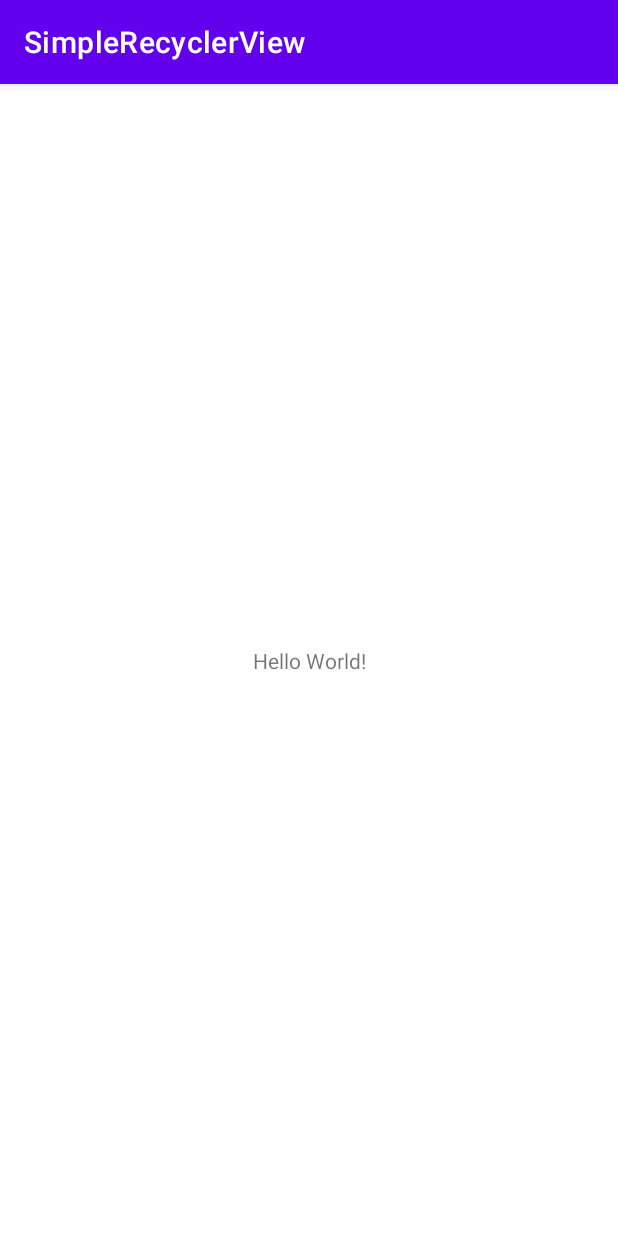
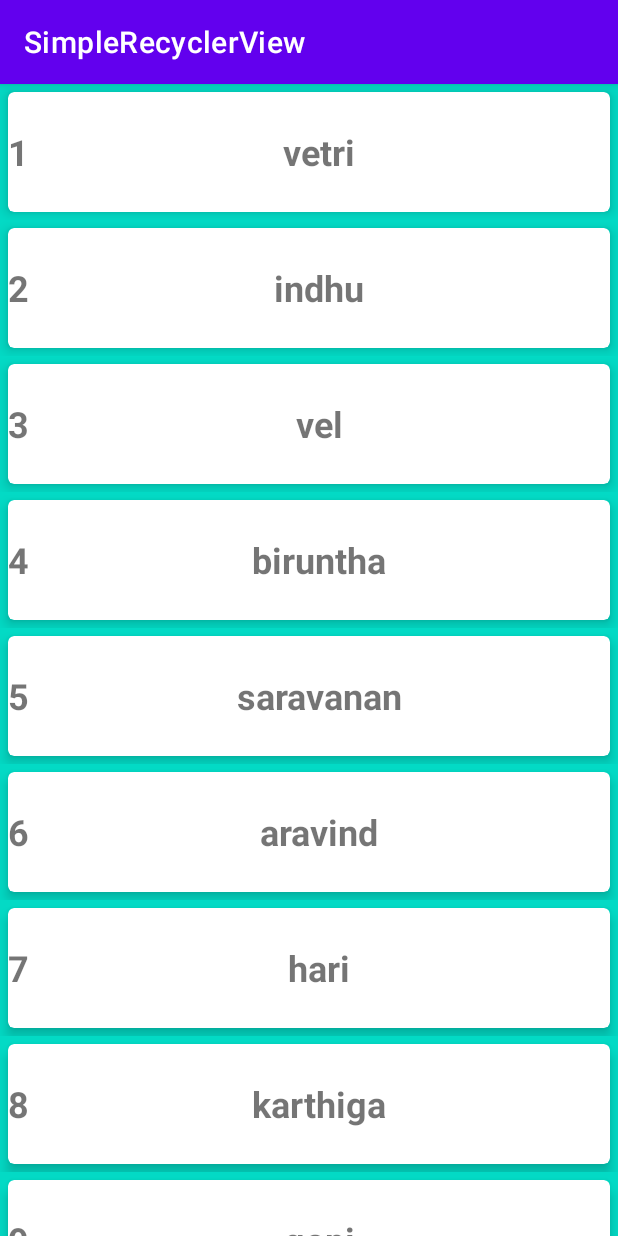
Before and after one commit to Micoder-dev/11-Simple-Recycler-View, an Android app: the screen it shows after launch (MainActivity), on a phone screen of 412 x 824 dp. Run offline under Robolectric (Android 15) with nearby library versions, the phone set to English and light mode, and no system bars.

Commit message:
RecyclerView UI & Backend completed successfully

```diff
--- a/app/build.gradle
+++ b/app/build.gradle
@@ -35,4 +35,7 @@ dependencies {
     testImplementation 'junit:junit:4.13.2'
     androidTestImplementation 'androidx.test.ext:junit:1.1.3'
     androidTestImplementation 'androidx.test.espresso:espresso-core:3.4.0'
+
+    //cardview
+    implementation 'androidx.cardview:cardview:1.0.0'
 }
--- /dev/null
+++ b/app/src/main/java/com/example/simplerecyclerview/CategoryRecyclerViewAdapter.java
@@ -0,0 +1,35 @@
+package com.example.simplerecyclerview;
+
+import android.view.LayoutInflater;
+import android.view.View;
+import android.view.ViewGroup;
+
+import androidx.annotation.NonNull;
+import androidx.recyclerview.widget.RecyclerView;
+
+public class CategoryRecyclerViewAdapter extends RecyclerView.Adapter<CategoryRecyclerViewHolder> {
+
+    String[] categories = {"vetri", "indhu", "vel", "biruntha", "saravanan", "aravind", "hari", "karthiga", "gopi", "kavya", "deva", "gowtham", "micoder"};
+
+    @NonNull
+    @Override
+    public CategoryRecyclerViewHolder onCreateViewHolder(@NonNull ViewGroup parent, int viewType) {
+        LayoutInflater layoutInflater = LayoutInflater.from(parent.getContext());
+        View view = layoutInflater.inflate(R.layout.recycler_view_items, parent, false);
+
+        return new CategoryRecyclerViewHolder(view);
+    }
+
+    @Override
+    public void onBindViewHolder(@NonNull CategoryRecyclerViewHolder holder, int position) {
+
+        holder.getTxtNumber().setText(Integer.toString(position + 1));
+        holder.getTxtName().setText(categories[position]);
+
+    }
+
+    @Override
+    public int getItemCount() {
+        return categories.length;
+    }
+}
--- /dev/null
+++ b/app/src/main/java/com/example/simplerecyclerview/CategoryRecyclerViewHolder.java
@@ -0,0 +1,29 @@
+package com.example.simplerecyclerview;
+
+import android.view.View;
+import android.widget.TextView;
+
+import androidx.annotation.NonNull;
+import androidx.recyclerview.widget.RecyclerView;
+
+public class CategoryRecyclerViewHolder extends RecyclerView.ViewHolder {
+
+    private TextView txtNumber, txtName;
+
+    public CategoryRecyclerViewHolder(@NonNull View itemView) {
+        super(itemView);
+
+        txtNumber = itemView.findViewById(R.id.txt_number);
+        txtName = itemView.findViewById(R.id.txt_name);
+
+    }
+
+    public TextView getTxtNumber() {
+        return txtNumber;
+    }
+
+    public TextView getTxtName() {
+        return txtName;
+    }
+
+}
--- a/app/src/main/java/com/example/simplerecyclerview/MainActivity.java
+++ b/app/src/main/java/com/example/simplerecyclerview/MainActivity.java
@@ -1,14 +1,24 @@
 package com.example.simplerecyclerview;
 
 import androidx.appcompat.app.AppCompatActivity;
+import androidx.recyclerview.widget.LinearLayoutManager;
+import androidx.recyclerview.widget.RecyclerView;
 
 import android.os.Bundle;
 
 public class MainActivity extends AppCompatActivity {
 
+    private RecyclerView categoryRecyclerView;
+
     @Override
     protected void onCreate(Bundle savedInstanceState) {
         super.onCreate(savedInstanceState);
         setContentView(R.layout.activity_main);
+
+        categoryRecyclerView = findViewById(R.id.categoryRecyclerView);
+
+        categoryRecyclerView.setAdapter(new CategoryRecyclerViewAdapter());
+        categoryRecyclerView.setLayoutManager(new LinearLayoutManager(this));
+
     }
 }
--- a/app/src/main/res/layout/activity_main.xml
+++ b/app/src/main/res/layout/activity_main.xml
@@ -6,13 +6,13 @@
     android:layout_height="match_parent"
     tools:context=".MainActivity">
 
-    <TextView
-        android:layout_width="wrap_content"
-        android:layout_height="wrap_content"
-        android:text="Hello World!"
+    <androidx.recyclerview.widget.RecyclerView
+        android:id="@+id/categoryRecyclerView"
+        android:layout_width="0dp"
+        android:layout_height="0dp"
         app:layout_constraintBottom_toBottomOf="parent"
         app:layout_constraintEnd_toEndOf="parent"
         app:layout_constraintStart_toStartOf="parent"
-        app:layout_constraintTop_toTopOf="parent" />
-
+        app:layout_constraintTop_toTopOf="parent"
+        android:background="@color/teal_200"/>
 </androidx.constraintlayout.widget.ConstraintLayout>
--- /dev/null
+++ b/app/src/main/res/layout/recycler_view_items.xml
@@ -0,0 +1,40 @@
+<?xml version="1.0" encoding="utf-8"?>
+<LinearLayout xmlns:android="http://schemas.android.com/apk/res/android"
+    android:layout_width="match_parent"
+    android:layout_height="wrap_content"
+    android:orientation="vertical">
+
+    <androidx.cardview.widget.CardView xmlns:card_view="http://schemas.android.com/apk/res-auto"
+        android:layout_width="match_parent"
+        android:layout_height="80dp"
+        card_view:cardCornerRadius="4dp"
+        card_view:cardElevation="5dp"
+        android:layout_margin="5dp">
+
+        <LinearLayout
+            android:layout_width="match_parent"
+            android:layout_height="match_parent"
+            android:orientation="horizontal">
+
+            <TextView
+                android:id="@+id/txt_number"
+                android:layout_width="wrap_content"
+                android:layout_height="wrap_content"
+                android:layout_weight="1"
+                android:textSize="24sp"
+                android:textStyle="bold"
+                android:layout_gravity="center"/>
+
+            <TextView
+                android:id="@+id/txt_name"
+                android:layout_width="wrap_content"
+                android:layout_height="wrap_content"
+                android:layout_weight="1"
+                android:textSize="24sp"
+                android:textStyle="bold"
+                android:layout_gravity="center"/>
+
+        </LinearLayout>
+    </androidx.cardview.widget.CardView>
+
+</LinearLayout>
```
